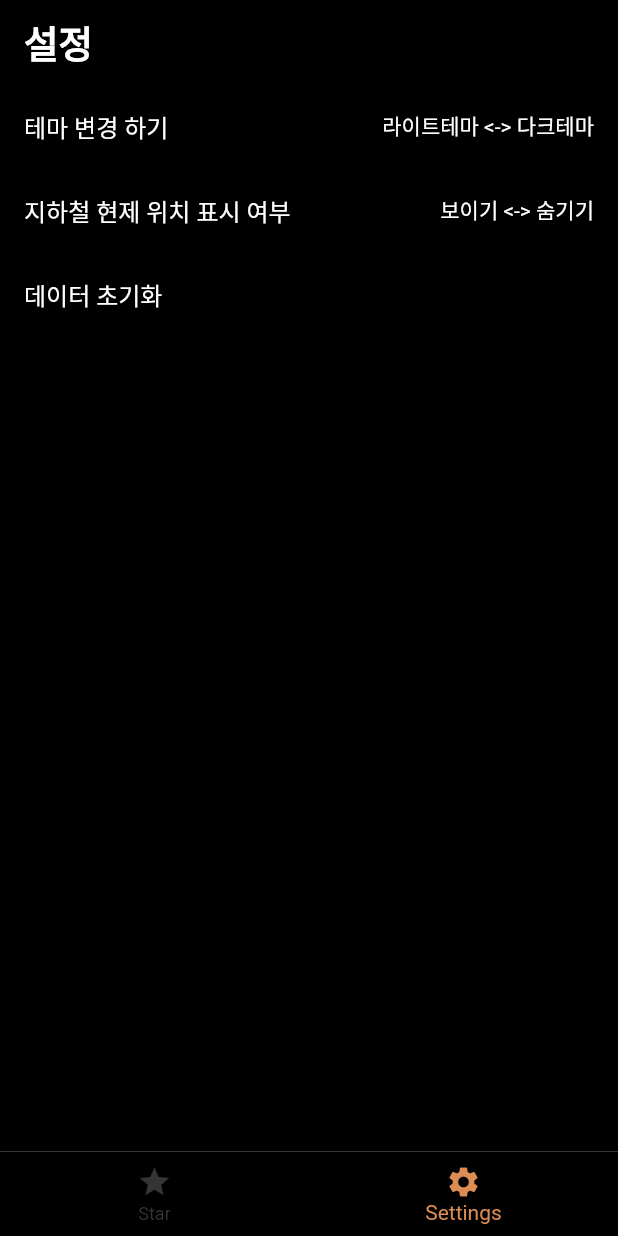
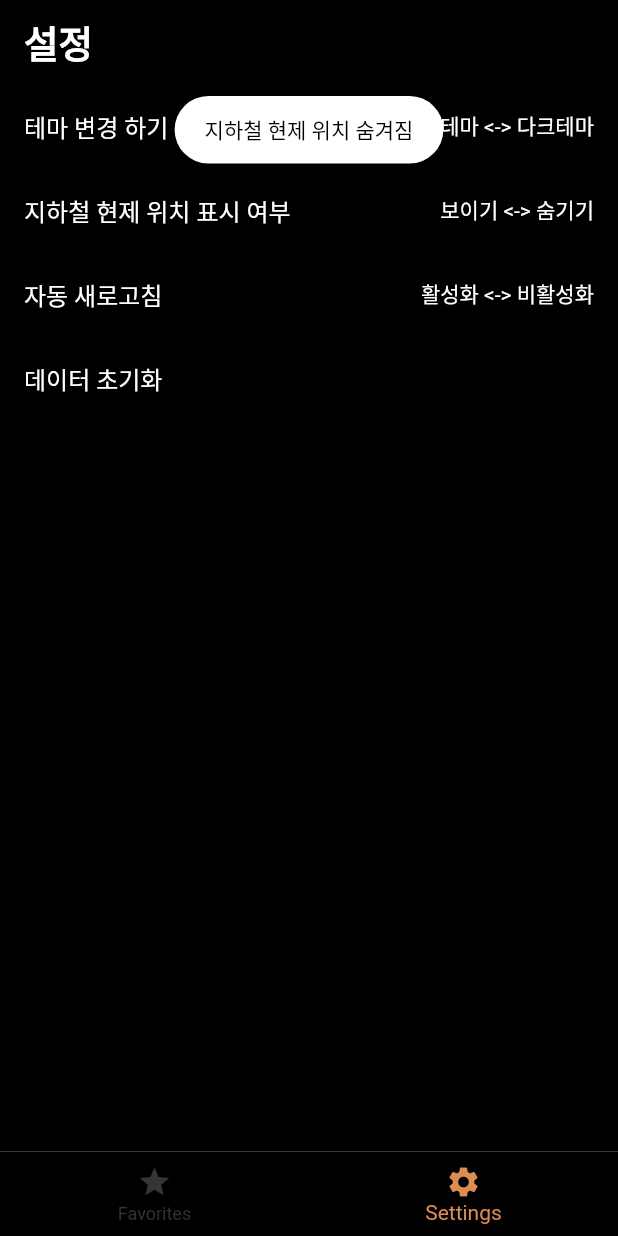
Before and after one commit to waterlemon7z/FindMySubway, a Flutter app: the screen it shows after launch, item 2 of the bottom bar chosen, after a tap on "지하철 현제 위치 표시 여부", on a phone screen of 412 x 824 dp. Run offline on Flutter 3.47's test engine with Material 2 defaults, Android fonts, the phone set to English and light mode, and no system bars; our stand-ins replace fluttertoast, geolocator, shared_preferences, sqflite; missing offline and left inert: search_page; accounts and stored records are empty.

Commit message:
2023-03-16 misc updated

```diff
--- a/lib/data/get_data.dart
+++ b/lib/data/get_data.dart
@@ -44,7 +44,7 @@ Future<SubwayListDataSet> getSubwayInfo(UsrDataProvider myDb) async {
 
   var SubData = new SubwayListDataSet();
   SubData.stData = await mapData2List(await getAllStationName());
-  String apikey = "put your own key";
+  String apikey = "49647777496c656d39304a6d717744";
   for (dynamic cur in addedStation) {
     Network net = Network("http://swopenapi.seoul.go.kr/api/subway/$apikey/"
         "json/realtimeStationArrival/0/10/${cur[0]}");
@@ -102,7 +102,7 @@ Future<SubwayListDataSet> getSubwayInfo(UsrDataProvider myDb) async {
   }
   SharedPreferences prefs = await SharedPreferences.getInstance();
   SubData.vis = (await prefs.getInt("Location"))!;
-
+  SubData.pref = await SharedPreferences.getInstance();
   return SubData;
 }
 Future<Map<String, List<String>>> getAllStationName() async {
--- a/lib/home_screen_navi.dart
+++ b/lib/home_screen_navi.dart
@@ -42,7 +42,7 @@ class _HomeScrState extends State<HomeScr> {
           items: <BottomNavigationBarItem>[
             BottomNavigationBarItem(
               icon: Icon(Icons.star),
-              label: "Star",
+              label: "Favorites",
             ),
             BottomNavigationBarItem(
               icon: Icon(Icons.settings),
@@ -61,8 +61,14 @@ class _HomeScrState extends State<HomeScr> {
   void loadTheme()async
   {
     SharedPreferences prefs = await SharedPreferences.getInstance();
-    // await prefs.setInt("Location", 1);
-    // prefs.setInt("Theme", 1);
+    /*Initializing for new user*/
+    if(!prefs.containsKey("Theme"))
+      prefs.setInt("Theme", 1);
+    if(!prefs.containsKey("Location"))
+      prefs.setInt("Location", 1);
+    if(!prefs.containsKey("AutoTimer"))
+      prefs.setInt("AutoTimer", 1);
+
     if(prefs.getInt("Theme") == 0)
       {
         MyApp.themeNotifier.value = ThemeMode.light;
--- a/lib/pages/page_favorite.dart
+++ b/lib/pages/page_favorite.dart
@@ -1,3 +1,5 @@
+import 'dart:async';
+
 import 'package:find_my_subway/data/data_set.dart';
 import 'package:find_my_subway/data/database.dart';
 import 'package:find_my_subway/widgets/widget_arrivals/widget_location.dart';
@@ -6,6 +8,7 @@ import 'package:find_my_subway/data/get_data.dart';
 import 'package:find_my_subway/widgets/widget_appbar.dart';
 import 'package:find_my_subway/widgets/widget_arrivals.dart';
 import 'package:flutter/rendering.dart';
+import 'package:shared_preferences/shared_preferences.dart';
 import '../data/data_location.dart';
 import '../widgets/widget_showToast.dart';
 class FavoritePage extends StatefulWidget {
@@ -19,6 +22,29 @@ class FavoritePageState extends State<FavoritePage> with AutomaticKeepAliveClien
   late Future infoList;
   late Future<List<StationInform>> stationData;
   UsrDataProvider myDb = new UsrDataProvider();
+  late Timer _timer;
+  late SharedPreferences prefs;
+  @override
+  void dispose() {
+    _timer.cancel();
+    super.dispose();
+  }
+  @override
+  void initState() {
+    super.initState();
+    infoList = getSubwayInfo(myDb);
+    myDb.initDB();
+    _timer = Timer.periodic(Duration(milliseconds: 15000), (timer) => autoRefresh());
+  }
+  void autoRefresh()
+  {
+      setState(() {
+        if(prefs.getInt("AutoTimer") == 1) {
+          infoList = getSubwayInfo(myDb);
+          showToast("새로고침", true);
+        }
+      });
+  }
 
   Widget build(BuildContext context) {
     return Scaffold(
@@ -45,8 +71,10 @@ class FavoritePageState extends State<FavoritePage> with AutomaticKeepAliveClien
             child: Icon(Icons.refresh),
             onPressed: () {
               setState(() {
+                _timer.cancel();
                 infoList = getSubwayInfo(myDb);
                 showToast("새로고침", true);
+                _timer = Timer.periodic(Duration(milliseconds: 15000), (timer) => autoRefresh());
               });
             },
           ),
@@ -80,6 +108,7 @@ class FavoritePageState extends State<FavoritePage> with AutomaticKeepAliveClien
                 ),
               );
             } else {
+                prefs = snapshot.data.pref;
               return SingleChildScrollView(
                 child: Column(
                   children: [
@@ -93,7 +122,11 @@ class FavoritePageState extends State<FavoritePage> with AutomaticKeepAliveClien
                           ),
                           Visibility(child: SubwayLocationInfo(snapshot.data.stData, snapshot.data.stationList[index].id, snapshot.data.stUpSituation, snapshot.data.stDownSituation,),
                           visible: snapshot.data.vis == 1 ? true : false,
-                          )
+                          ),
+                          Padding(
+                            padding: const EdgeInsets.fromLTRB(8,8,8,0),
+                            child: Divider(thickness: 1,),
+                          ),
                            ],
                       ),
                   ],
@@ -105,10 +138,4 @@ class FavoritePageState extends State<FavoritePage> with AutomaticKeepAliveClien
       ),
     );
   }
-
-  void initState() {
-    super.initState();
-    infoList = getSubwayInfo(myDb);
-    myDb.initDB();
-  }
 }
--- a/lib/pages/page_option.dart
+++ b/lib/pages/page_option.dart
@@ -4,6 +4,7 @@ import 'package:find_my_subway/widgets/widget_appbar.dart';
 import 'package:find_my_subway/widgets/widget_showToast.dart';
 import 'package:flutter/material.dart';
 import 'package:shared_preferences/shared_preferences.dart';
+
 enum ThemeItem { lightTheme, darkTheme, systemDefault }
 
 class OptionPage extends StatefulWidget {
@@ -14,6 +15,7 @@ class OptionPage extends StatefulWidget {
 class _OptionPageState extends State<OptionPage> {
   @override
   ThemeItem? selectedMenu = ThemeItem.darkTheme;
+
   Widget build(BuildContext context) {
     return Scaffold(
       appBar: Appbars(titleName: "설정"),
@@ -25,17 +27,13 @@ class _OptionPageState extends State<OptionPage> {
             onTap: () async {
               SharedPreferences prefs = await SharedPreferences.getInstance();
 
-              if(MyApp.themeNotifier.value == ThemeMode.light)
-                {
-                  MyApp.themeNotifier.value = ThemeMode.dark;
-                  await prefs.setInt("Theme", 1);
-                }
-              else
-                {
-                  MyApp.themeNotifier.value = ThemeMode.light;
-                  await prefs.setInt("Theme", 0);
-
-                }
+              if (MyApp.themeNotifier.value == ThemeMode.light) {
+                MyApp.themeNotifier.value = ThemeMode.dark;
+                await prefs.setInt("Theme", 1);
+              } else {
+                MyApp.themeNotifier.value = ThemeMode.light;
+                await prefs.setInt("Theme", 0);
+              }
             },
           ),
           ListTile(
@@ -44,21 +42,35 @@ class _OptionPageState extends State<OptionPage> {
             onTap: () async {
               SharedPreferences prefs = await SharedPreferences.getInstance();
 
-              if(prefs.getInt("Location") == 0)
-              {
+              if (prefs.getInt("Location") == 0) {
                 await prefs.setInt("Location", 1);
+                showToast("지하철 현제 위치 보여짐", false);
+              } else {
+                await prefs.setInt("Location", 0);
+                showToast("지하철 현제 위치 숨겨짐", false);
               }
-              else
-              {
-                await prefs.setInt("Location", 0);
+            },
+          ),
+          ListTile(
+            title: Text("자동 새로고침"),
+            trailing: Text("활성화 <-> 비활성화"),
+            onTap: () async {
+              SharedPreferences prefs = await SharedPreferences.getInstance();
 
+              if (prefs.getInt("AutoTimer") == 0) {
+                await prefs.setInt("AutoTimer", 1);
+                showToast("자동새로고침 활성화됨", false);
+              } else {
+                await prefs.setInt("AutoTimer", 0);
+                showToast("자동새로고침 비활성화됨", false);
               }
+
             },
           ),
           ListTile(
             title: Text("데이터 초기화"),
             // trailing: Text("라이트테마 <-> 다크테마"),
-            onTap: (){
+            onTap: () {
               UsrDataProvider myDb = new UsrDataProvider();
               myDb.reset();
               showToast("초기화 되었습니다", true);
@@ -66,7 +78,6 @@ class _OptionPageState extends State<OptionPage> {
           ),
         ],
       ),
-
     );
   }
 }
```
Also changed, not shown: lib/data/data_set.dart (+7 -5 lines).
